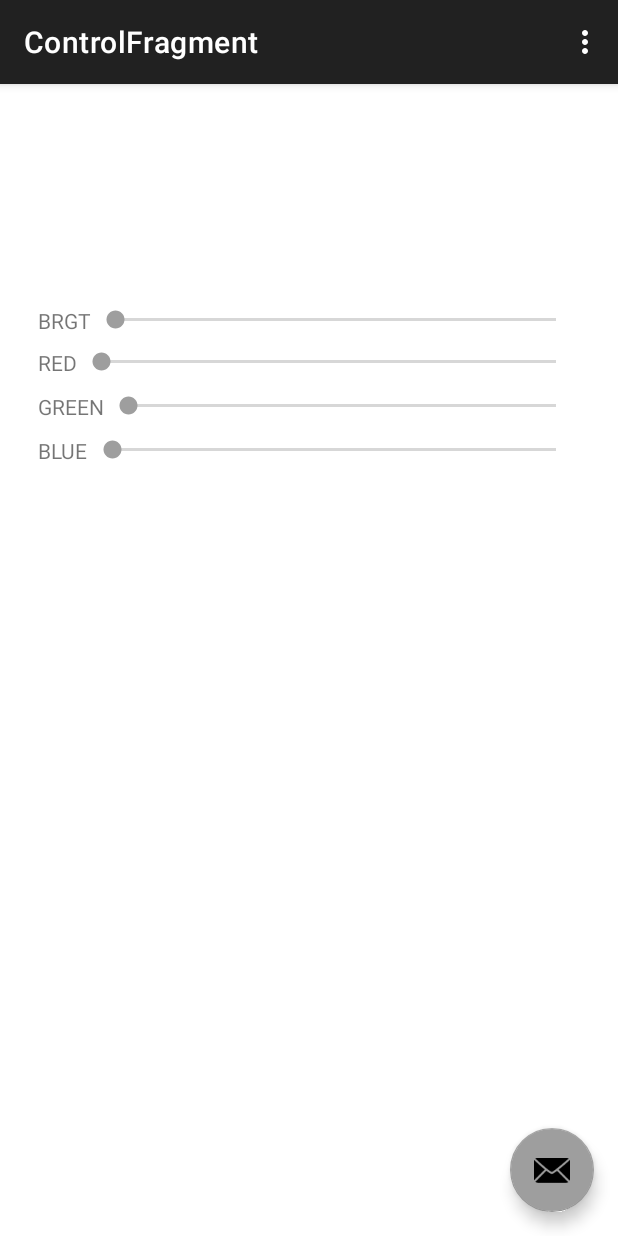
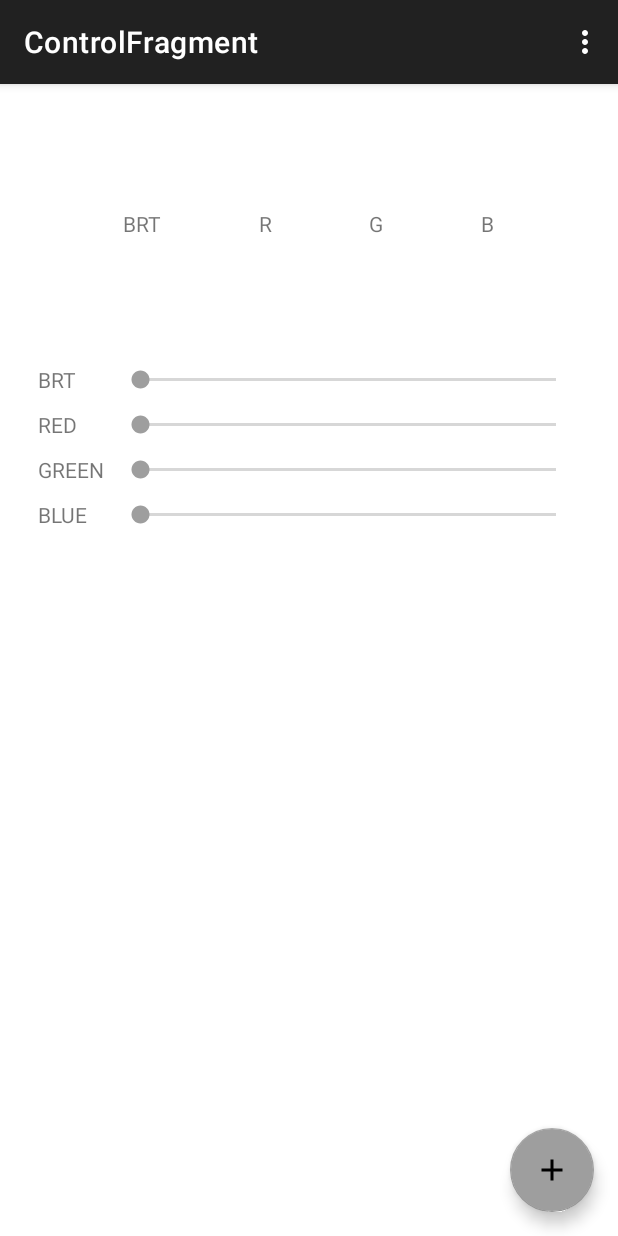
Before and after one commit to davidepalladino/LumenIO-AndroidApp, an Android app: the screen it shows after launch (MainActivity), on a phone screen of 412 x 824 dp. Run offline under Robolectric (Android 15) with nearby library versions, the phone set to English and light mode, and no system bars; our stand-ins replace data binding, navigation-ui.

Commit message:
Changed the layout of ControlFragment. Changed the FloatingActionButton icon.

```diff
--- a/Android Studio/LumenIO/app/src/main/java/it/davidepalladino/lumenio/ControlFragment.java
+++ b/Android Studio/LumenIO/app/src/main/java/it/davidepalladino/lumenio/ControlFragment.java
@@ -23,8 +23,8 @@ public class ControlFragment extends Fragment {
         // Example: The values could be found from SharedPreference.
         profile.setBrightness(255);
         profile.setRed(255);
-        profile.setGreen(182);
-        profile.setBlue(112);
+        profile.setGreen(97);
+        profile.setBlue(92);
 
         binding = FragmentControlBinding.inflate(inflater, container, false);
         binding.setLifecycleOwner(this);
--- /dev/null
+++ b/Android Studio/LumenIO/app/src/main/res/drawable/ic_baseline_add.xml
@@ -0,0 +1,5 @@
+<vector android:height="24dp" android:tint="#000000"
+    android:viewportHeight="24" android:viewportWidth="24"
+    android:width="24dp" xmlns:android="http://schemas.android.com/apk/res/android">
+    <path android:fillColor="@android:color/white" android:pathData="M19,13h-6v6h-2v-6H5v-2h6V5h2v6h6v2z"/>
+</vector>
--- a/Android Studio/LumenIO/app/src/main/res/layout/activity_main.xml
+++ b/Android Studio/LumenIO/app/src/main/res/layout/activity_main.xml
@@ -29,6 +29,6 @@
         android:layout_gravity="bottom|end"
         android:layout_marginEnd="@dimen/fab_margin"
         android:layout_marginBottom="16dp"
-        app:srcCompat="@android:drawable/ic_dialog_email" />
+        app:srcCompat="@drawable/ic_baseline_add" />
 
 </androidx.coordinatorlayout.widget.CoordinatorLayout>
--- a/Android Studio/LumenIO/app/src/main/res/layout/fragment_control.xml
+++ b/Android Studio/LumenIO/app/src/main/res/layout/fragment_control.xml
@@ -15,168 +15,195 @@
         tools:context=".ControlFragment">
 
         <View
-            android:id="@+id/viewColor"
-            android:layout_width="330dp"
-            android:layout_height="24dp"
+            android:id="@+id/sample"
+            android:layout_width="match_parent"
+            android:layout_height="25dp"
+            android:layout_marginTop="50dp"
+            android:layout_marginHorizontal="25dp"
             android:background="@{Color.argb(profile.brightness, profile.red, profile.green, profile.blue)}"
             android:backgroundTint="#000000"
             android:backgroundTintMode="add"
-            android:layout_marginTop="50dp"
-            app:layout_constraintBottom_toTopOf="@+id/linearLayoutValues"
+            android:elevation="10dp"
+            app:layout_constraintBottom_toTopOf="@+id/valuesSet"
             app:layout_constraintEnd_toEndOf="parent"
             app:layout_constraintStart_toStartOf="parent"
             app:layout_constraintTop_toTopOf="parent" />
 
         <TableRow
-            android:id="@+id/linearLayoutValues"
-            android:layout_width="330dp"
-            android:layout_height="24dp"
+            android:id="@+id/valuesSet"
+            android:layout_width="match_parent"
+            android:layout_height="wrap_content"
+            android:layout_marginTop="8dp"
+            android:layout_marginHorizontal="50dp"
             android:gravity="center"
             app:layout_constraintEnd_toEndOf="parent"
             app:layout_constraintStart_toStartOf="parent"
-            app:layout_constraintTop_toBottomOf="@+id/viewColor"
-            app:layout_constraintBottom_toTopOf="@id/linearLayoutBrightness" >
+            app:layout_constraintTop_toBottomOf="@+id/sample" >
+
+            <LinearLayout
+                android:layout_width="wrap_content"
+                android:layout_height="wrap_content"
+                android:orientation="vertical"
+                android:layout_column="0"
+                android:layout_weight="1"
+                android:gravity="center" >
 
                 <TextView
                     android:layout_width="wrap_content"
                     android:layout_height="wrap_content"
-                    android:text="@{String.valueOf(profile.brightness)}"
-                    android:layout_column="0"
-                    android:layout_weight="1"
-                    android:gravity="center"
-                    tools:text="0" />
+                    android:text="BRT" />
 
                 <TextView
                     android:layout_width="wrap_content"
                     android:layout_height="wrap_content"
-                    android:text="@{String.valueOf(profile.red)}"
-                    android:layout_column="1"
+                    android:text='@{String.format("%03d", profile.brightness)}'
+                    tools:text="0" />
+            </LinearLayout>
+            <LinearLayout
+                android:layout_width="wrap_content"
+                android:layout_height="wrap_content"
+                android:orientation="vertical"
+                android:layout_column="0"
                 android:layout_weight="1"
-                    android:gravity="center"
-                    tools:text="0" />
+                android:gravity="center" >
 
                 <TextView
                     android:layout_width="wrap_content"
                     android:layout_height="wrap_content"
-                    android:text="@{String.valueOf(profile.green)}"
-                    android:layout_column="2"
+                    android:text="R" />
+                <TextView
+                    android:layout_width="wrap_content"
+                    android:layout_height="wrap_content"
+                    android:text='@{String.format("%03d", profile.red)}'
+                    tools:text="0" />
+            </LinearLayout>
+            <LinearLayout
+                android:layout_width="wrap_content"
+                android:layout_height="wrap_content"
+                android:orientation="vertical"
+                android:layout_column="0"
                 android:layout_weight="1"
-                    android:gravity="center"
-                    tools:text="0" />
+                android:gravity="center" >
 
                 <TextView
                     android:layout_width="wrap_content"
                     android:layout_height="wrap_content"
-                    android:text="@{String.valueOf(profile.blue)}"
-                    android:layout_column="3"
+                    android:text="G" />
+                <TextView
+                    android:layout_width="wrap_content"
+                    android:layout_height="wrap_content"
+                    android:text='@{String.format("%03d", profile.green)}'
+                    tools:text="0" />
+            </LinearLayout>
+            <LinearLayout
+                android:layout_width="wrap_content"
+                android:layout_height="wrap_content"
+                android:orientation="vertical"
+                android:layout_column="0"
                 android:layout_weight="1"
-                    android:gravity="center"
-                    tools:text="0" />
-        </TableRow>
-
-        <!-- BRIGHTNESS -->
-        <LinearLayout
-            android:id="@+id/linearLayoutBrightness"
-            android:layout_width="match_parent"
-            android:layout_height="wrap_content"
-            android:layout_marginHorizontal="25dp"
-            android:layout_marginTop="50dp"
-            android:orientation="horizontal"
-            app:layout_constraintEnd_toEndOf="parent"
-            app:layout_constraintStart_toStartOf="parent"
-            app:layout_constraintTop_toBottomOf="@id/linearLayoutValues" >
+                android:gravity="center" >
 
                 <TextView
                     android:layout_width="wrap_content"
+                    android:layout_height="wrap_content"
+                    android:text="B" />
+                <TextView
+                    android:layout_width="wrap_content"
+                    android:layout_height="wrap_content"
+                    android:text='@{String.format("%03d", profile.blue)}'
+                    tools:text="0" />
+            </LinearLayout>
+        </TableRow>
+
+        <TableRow
+            android:id="@+id/sliders"
+            android:layout_width="match_parent"
+            android:layout_height="wrap_content"
+            android:gravity="center"
+            android:layout_marginTop="30dp"
+            android:layout_marginHorizontal="25dp"
+            app:layout_constraintEnd_toEndOf="parent"
+            app:layout_constraintStart_toStartOf="parent"
+            app:layout_constraintTop_toBottomOf="@+id/valuesSet"
+            android:paddingVertical="30dp">
+
+            <LinearLayout
+                android:layout_width="match_parent"
                 android:layout_height="match_parent"
-                android:text="BRGT" />
+                android:layout_column="0"
+                android:layout_weight="6"
+                android:gravity="start"
+                android:orientation="vertical">
+
+                <TextView
+                    android:layout_width="wrap_content"
+                    android:layout_height="wrap_content"
+                    android:layout_marginVertical="5dp"
+                    android:text="BRT" />
+
+                <TextView
+                    android:layout_width="wrap_content"
+                    android:layout_height="wrap_content"
+                    android:layout_marginVertical="5dp"
+                    android:text="RED" />
+
+                <TextView
+                    android:layout_width="wrap_content"
+                    android:layout_height="wrap_content"
+                    android:layout_marginVertical="5dp"
+                    android:text="GREEN" />
+
+                <TextView
+                    android:layout_width="wrap_content"
+                    android:layout_height="wrap_content"
+                    android:layout_marginVertical="5dp"
+                    android:text="BLUE" />
+            </LinearLayout>
+
+            <LinearLayout
+                android:layout_width="match_parent"
+                android:layout_height="match_parent"
+                android:layout_column="1"
+                android:layout_weight="1"
+                android:gravity="start"
+                android:orientation="vertical">
 
                 <SeekBar
                     android:id="@+id/seekBarBrightness"
                     android:layout_width="match_parent"
-                android:layout_height="wrap_content"
+                    android:layout_height="19dp"
+                    android:layout_marginVertical="5dp"
                     android:max="255"
-                android:progress="@{profile.brightness}"
-                android:onProgressChanged="@{(seekbar, progress, fromUser) -> profile.setBrightness(progress)}"/>
-        </LinearLayout>
-
-        <!-- RED -->
-        <LinearLayout
-            android:id="@+id/linearLayoutRed"
-            android:layout_width="match_parent"
-            android:layout_height="wrap_content"
-            android:layout_marginHorizontal="25dp"
-            android:layout_marginTop="10dp"
-            android:orientation="horizontal"
-            app:layout_constraintEnd_toEndOf="parent"
-            app:layout_constraintStart_toStartOf="parent"
-            app:layout_constraintTop_toBottomOf="@+id/linearLayoutBrightness">
-
-            <TextView
-                android:layout_width="wrap_content"
-                android:layout_height="wrap_content"
-                android:text="RED" />
+                    android:onProgressChanged="@{(seekbar, progress, fromUser) -> profile.setBrightness(progress)}"
+                    android:progress="@{profile.brightness}" />
 
                 <SeekBar
                     android:id="@+id/seekBarRed"
                     android:layout_width="match_parent"
-                android:layout_height="wrap_content"
+                    android:layout_height="19dp"
+                    android:layout_marginVertical="5dp"
                     android:max="255"
-                android:progress="@{profile.red}"
-                android:onProgressChanged="@{(seekbar, progress, fromUser) -> profile.setRed(progress)}"/>
-        </LinearLayout>
-
-        <!-- GREEN -->
-        <LinearLayout
-            android:id="@+id/linearLayoutGreen"
-            android:layout_width="match_parent"
-            android:layout_height="wrap_content"
-            android:layout_marginHorizontal="25dp"
-            android:layout_marginTop="10dp"
-            android:orientation="horizontal"
-            app:layout_constraintEnd_toEndOf="parent"
-            app:layout_constraintStart_toStartOf="parent"
-            app:layout_constraintTop_toBottomOf="@+id/linearLayoutRed">
-
-            <TextView
-                android:layout_width="wrap_content"
-                android:layout_height="wrap_content"
-                android:text="GREEN" />
+                    android:onProgressChanged="@{(seekbar, progress, fromUser) -> profile.setRed(progress)}"
+                    android:progress="@{profile.red}" />
 
                 <SeekBar
                     android:id="@+id/seekBarGreen"
                     android:layout_width="match_parent"
-                android:layout_height="wrap_content"
+                    android:layout_height="19dp"
+                    android:layout_marginVertical="5dp"
                     android:max="255"
-                android:progress="@{profile.green}"
-                android:onProgressChanged="@{(seekbar, progress, fromUser) -> profile.setGreen(progress)}"/>
-        </LinearLayout>
-
-        <!-- BLUE -->
-        <LinearLayout
-            android:id="@+id/linearLayoutBlue"
-            android:layout_width="match_parent"
-            android:layout_height="wrap_content"
-            android:layout_marginHorizontal="25dp"
-            android:layout_marginTop="10dp"
-            android:orientation="horizontal"
-            app:layout_constraintEnd_toEndOf="parent"
-            app:layout_constraintStart_toStartOf="parent"
-            app:layout_constraintTop_toBottomOf="@+id/linearLayoutGreen">
-
-            <TextView
-                android:layout_width="wrap_content"
-                android:layout_height="wrap_content"
-                android:text="BLUE" />
+                    android:onProgressChanged="@{(seekbar, progress, fromUser) -> profile.setGreen(progress)}"
+                    android:progress="@{profile.green}" />
 
                 <SeekBar
                     android:id="@+id/seekBarBlue"
                     android:layout_width="match_parent"
-                android:layout_height="wrap_content"
+                    android:layout_height="19dp"
+                    android:layout_marginVertical="5dp"
                     android:max="255"
-                android:progress="@{profile.blue}"
-                android:onProgressChanged="@{(seekbar, progress, fromUser) -> profile.setBlue(progress)}"/>
+                    android:onProgressChanged="@{(seekbar, progress, fromUser) -> profile.setBlue(progress)}"
+                    android:progress="@{profile.blue}" />
             </LinearLayout>
-
+        </TableRow>
     </androidx.constraintlayout.widget.ConstraintLayout>
 </layout>
```
Lines whose indentation alone changed are shown as unchanged.
